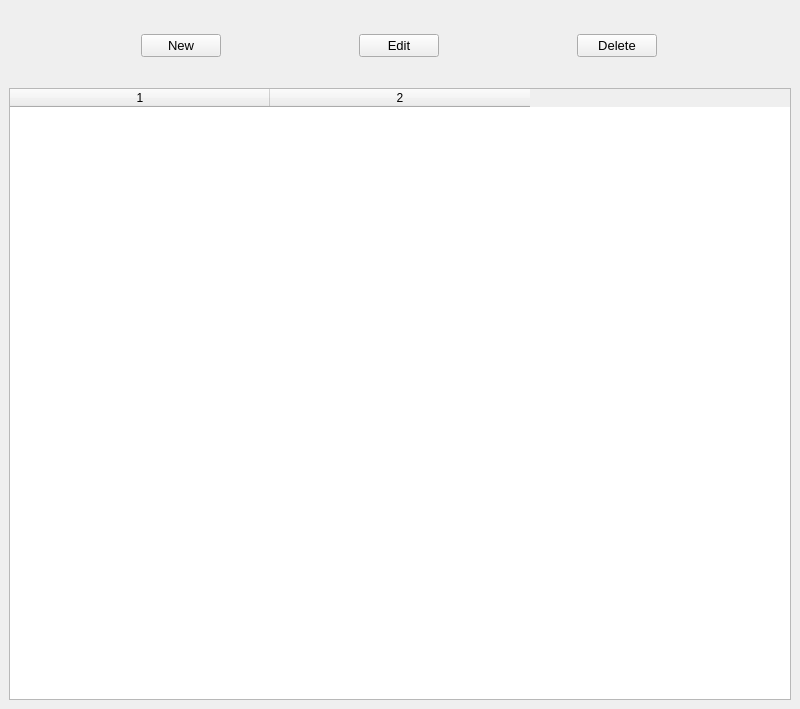
This is uis/clients.ui in nocrater/shelter_oop as Qt 5 draws it before an edit. The edited form follows.
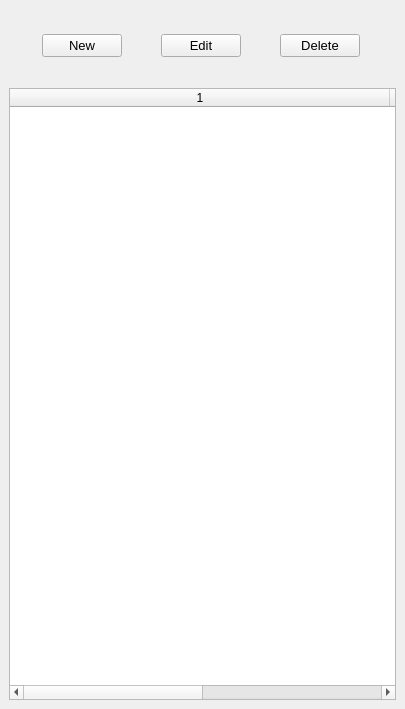
This is the edited form.

What changed in the file:
```diff
--- a/uis/clients.ui
+++ b/uis/clients.ui
@@ -6,7 +6,7 @@
    <rect>
     <x>0</x>
     <y>0</y>
-    <width>800</width>
+    <width>405</width>
     <height>709</height>
    </rect>
   </property>
@@ -96,7 +96,7 @@
          <number>2</number>
         </property>
         <attribute name="horizontalHeaderDefaultSectionSize">
-         <number>260</number>
+         <number>380</number>
         </attribute>
         <attribute name="horizontalHeaderMinimumSectionSize">
          <number>70</number>
```
